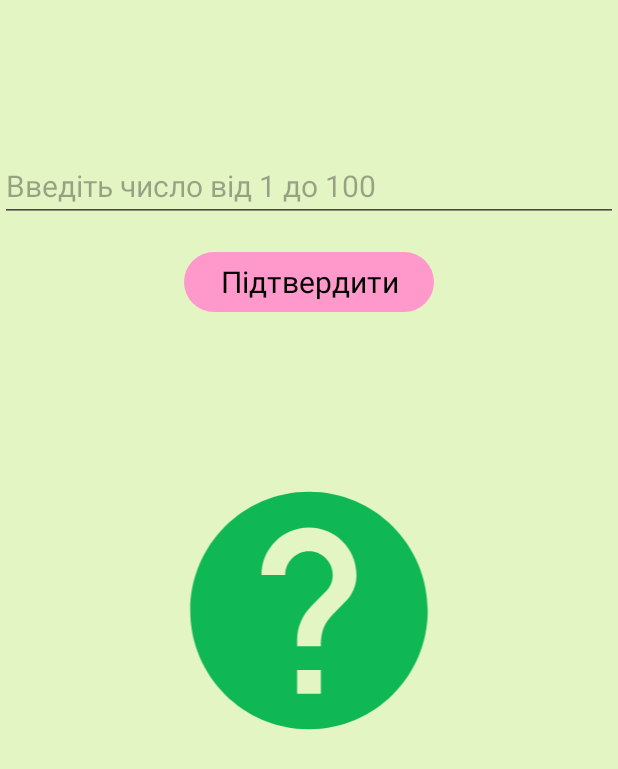
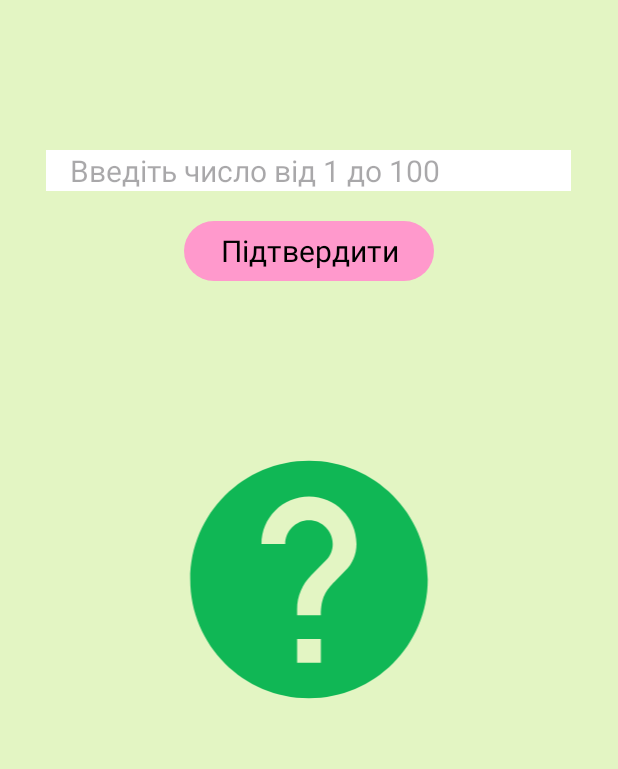
Before and after one commit to marimarig/guess-number-game, an Android app: the GameFragment screen opened through its navigation route, on a phone screen of 412 x 824 dp. Shown: the top 769 px of the screen. Run offline under Robolectric (Android 15) with nearby library versions, the phone set to English and light mode, and no system bars; our stand-ins replace data binding.

Commit message:
design has been changed

```diff
--- a/app/src/main/res/layout/game_fragment.xml
+++ b/app/src/main/res/layout/game_fragment.xml
@@ -1,13 +1,14 @@
-<layout
-    xmlns:android="http://schemas.android.com/apk/res/android"
+<layout xmlns:android="http://schemas.android.com/apk/res/android"
     xmlns:app="http://schemas.android.com/apk/res-auto"
     xmlns:tools="http://schemas.android.com/tools"
-    tools:context = ".ui.GameFragment">
+    tools:context=".ui.GameFragment">
 
     <data>
+
         <variable
             name="gameViewModel"
             type="com.example.randomgame.viewmodel.GameViewModel" />
+
         <variable
             name="gameFragment"
             type="com.example.randomgame.ui.GameFragment" />
@@ -21,21 +22,24 @@
 
         <EditText
             android:id="@+id/guessNumber"
-            android:layout_width="match_parent"
+            android:layout_width="350dp"
             android:layout_height="wrap_content"
+            android:layout_gravity="center_horizontal"
+            android:layout_marginTop="100dp"
+            android:background="@color/white"
             android:hint="@string/put_number"
             android:inputType="number"
-            android:layout_gravity="center_horizontal"
-            android:layout_marginTop="100dp" />
+            android:paddingLeft="16dp" />
 
         <Button
             android:id="@+id/confirm_button"
             android:layout_width="wrap_content"
             android:layout_height="wrap_content"
-            android:text="@string/confirm"
             android:layout_gravity="center_horizontal"
             android:layout_marginTop="16dp"
-            android:onClick='@{() -> gameFragment.goToNextScreen()}'/>
+            android:onClick='@{() -> gameFragment.goToNextScreen()}'
+            android:text="@string/confirm"
+            android:textSize="20sp" />
 
         <ImageView
             android:id="@+id/imageView"
--- a/app/src/main/res/layout/result_fragment.xml
+++ b/app/src/main/res/layout/result_fragment.xml
@@ -26,7 +26,7 @@
 
             <Button
                 android:id="@+id/buttonStartAgain"
-                android:layout_width="0dp"
+                android:layout_width="300dp"
                 android:layout_height="wrap_content"
                 android:layout_marginTop="350dp"
                 android:layout_marginBottom="683dp"
```
